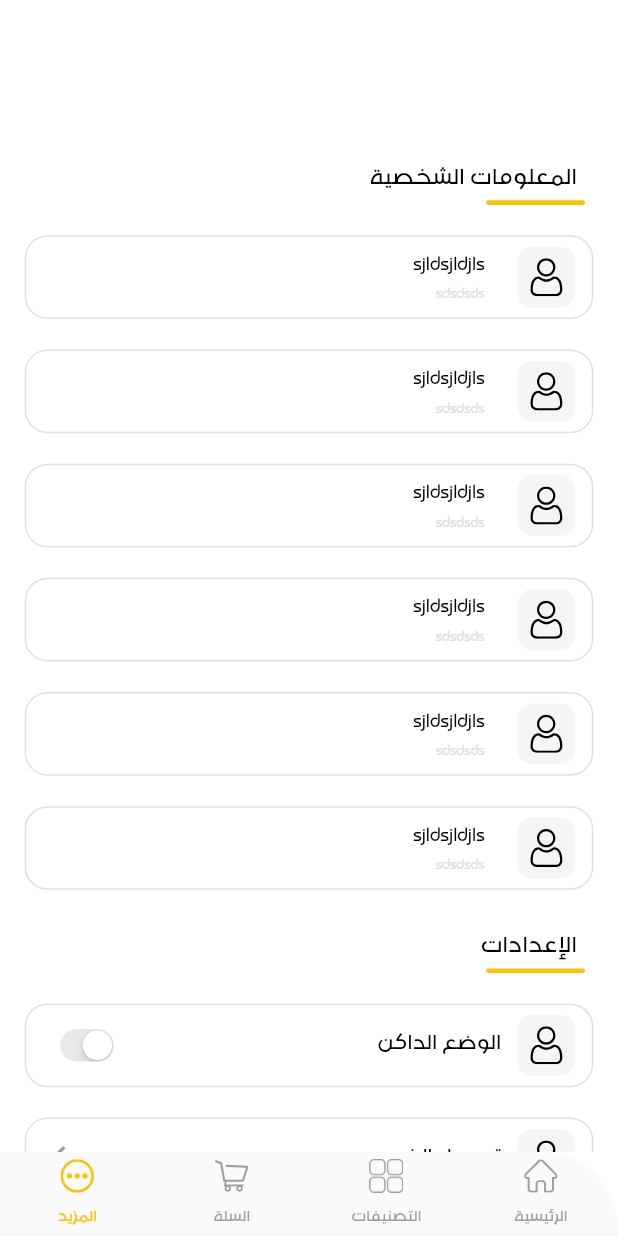
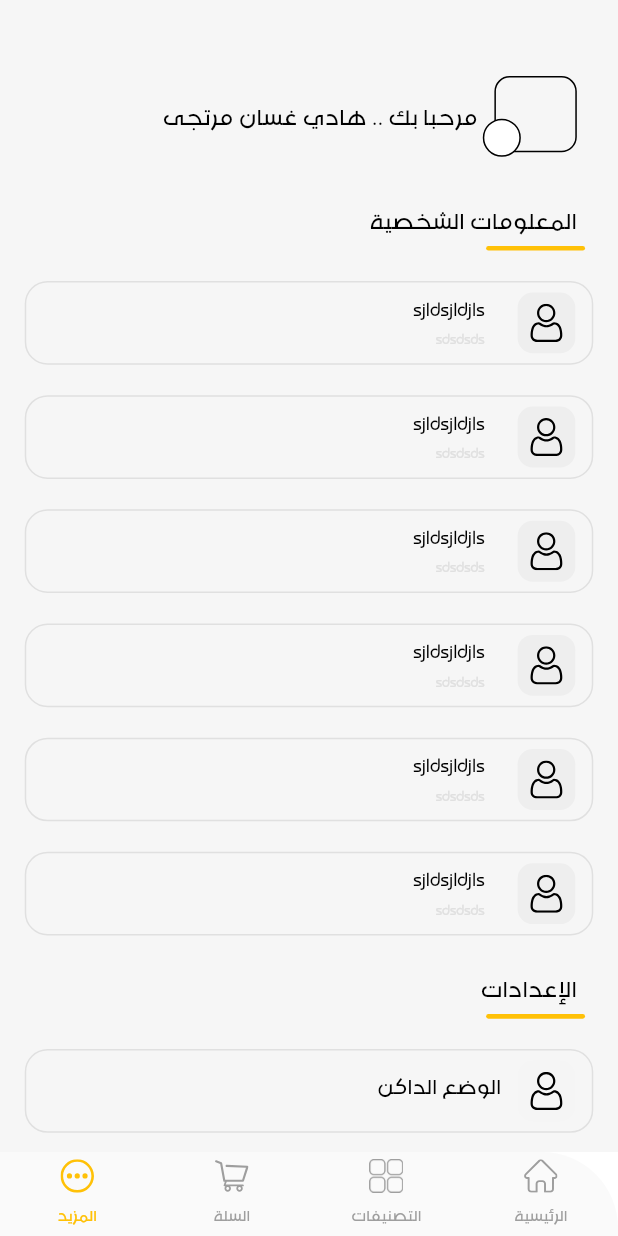
Before and after one commit to hadimortaja/Flutter-Palestine-Shop, a Flutter app: the screen it shows after launch, item 4 of the bottom bar chosen, on a phone screen of 412 x 824 dp. Run offline on Flutter 3.47's test engine with Material 2 defaults, Android fonts, the phone set to English and light mode, and no system bars; our stand-ins replace flutter_screenutil, flutter_svg, fluttertoast, get, get_storage.

Commit message:
Add Dark Mode

```diff
--- a/lib/main.dart
+++ b/lib/main.dart
@@ -2,9 +2,10 @@ import 'dart:io';
 import 'package:flutter/material.dart';
 import 'package:flutter/services.dart';
 import 'package:flutter_screenutil/flutter_screenutil.dart';
-import 'package:get/get.dart' ;
+import 'package:get/get.dart';
+import 'package:palestine_app/services/theme_notifier.dart';
 import 'package:palestine_app/splash.dart';
-
+import 'package:palestine_app/services/theme.dart';
 
 void main() async {
   WidgetsFlutterBinding.ensureInitialized();
@@ -20,26 +21,25 @@ void main() async {
   ));
   runApp(
     MyApp(),
-
   );
 }
 
 class MyApp extends StatelessWidget {
-
   @override
   Widget build(BuildContext context) {
     return ScreenUtilInit(
       designSize: Size(375, 812),
-
       builder: () {
         return GetMaterialApp(
-          theme: ThemeData(
-              fontFamily: "zahra",
-              scaffoldBackgroundColor: Colors.white,
-              ),
+          theme: Themes.light,
+          darkTheme: Themes.dark,
+          themeMode: ThemeService().theme,
+          // theme: ThemeData(
+          //   fontFamily: "zahra",
+          //   scaffoldBackgroundColor: Colors.white,
+          // ),
           debugShowCheckedModeBanner: false,
           home: Splash(),
-
         );
       },
     );
--- a/lib/pages/more_screen.dart
+++ b/lib/pages/more_screen.dart
@@ -1,10 +1,13 @@
 import 'package:flutter/cupertino.dart';
 import 'package:flutter/material.dart';
 import 'package:get/get.dart';
+import 'package:palestine_app/services/theme_notifier.dart';
 import 'package:palestine_app/value/colors.dart';
 import 'package:palestine_app/widgets/custom_image.dart';
 import 'package:palestine_app/widgets/custom_text.dart';
+
 import 'package:flutter_screenutil/flutter_screenutil.dart';
+// import 'package:provider/provider.dart';
 
 class MoreScreen extends StatefulWidget {
   @override
@@ -12,22 +15,77 @@ class MoreScreen extends StatefulWidget {
 }
 
 class _MoreScreenState extends State<MoreScreen> {
-  bool _value = false;
+  // bool _value = ;
+  bool theme = false;
+
   @override
   Widget build(BuildContext context) {
     return Scaffold(
+            backgroundColor: context.theme.backgroundColor,
+
       body: SingleChildScrollView(
         child: Column(
           mainAxisAlignment: MainAxisAlignment.start,
           crossAxisAlignment: CrossAxisAlignment.end,
           children: [
             SizedBox(
-              height: 100.h,
+              height: 50.h,
+            ),
+            Directionality(
+              textDirection: TextDirection.rtl,
+              child: Row(
+                children: [
+                  Padding(
+                    padding: EdgeInsets.only(right: 25.w),
+                    child: Stack(
+                      clipBehavior: Clip.none,
+                      children: [
+                        Container(
+                          height: 50.h,
+                          width: 50.w,
+                          decoration: BoxDecoration(
+                              borderRadius: BorderRadius.circular(10.r),
+                              border: Border.all(
+                                  color: Get.isDarkMode
+                                      ? Colors.white
+                                      : Colors.black)),
+                        ),
+                        Positioned(
+                          bottom: -3.h,
+                          left: -8.w,
+                          child: Container(
+                            height: 25.h,
+                            width: 25.w,
+                            decoration: BoxDecoration(
+                                color: Colors.white,
+                                shape: BoxShape.circle,
+                                border: Border.all(
+                                    color: Get.isDarkMode
+                                        ? Colors.white
+                                        : Colors.black)),
+                          ),
+                        ),
+                      ],
+                    ),
+                  ),
+                  SizedBox(
+                    width: 10.w,
+                  ),
+                  CustomText(
+                    "مرحبا بك .. هادي غسان مرتجى",
+                    color: Get.isDarkMode ? Colors.white : Colors.black,
+                  )
+                ],
+              ),
+            ),
+            SizedBox(
+              height: 30.h,
             ),
             Padding(
               padding: EdgeInsets.only(right: 25.w),
               child: CustomText(
                 "المعلومات الشخصية",
+                color: Get.isDarkMode ? Colors.white : Colors.black,
               ),
             ),
             SizedBox(
@@ -86,6 +144,7 @@ class _MoreScreenState extends State<MoreScreen> {
               padding: EdgeInsets.only(right: 25.w),
               child: CustomText(
                 "الإعدادات",
+                color: Get.isDarkMode ? Colors.white : Colors.black,
               ),
             ),
             SizedBox(
@@ -104,7 +163,9 @@ class _MoreScreenState extends State<MoreScreen> {
             SizedBox(
               height: 20.h,
             ),
-            Padding(
+            GestureDetector(
+              onTap: ThemeService().switchTheme,
+              child: Padding(
                 padding: EdgeInsets.symmetric(horizontal: 15.w),
                 child: Container(
                   width: Get.width,
@@ -147,22 +208,32 @@ class _MoreScreenState extends State<MoreScreen> {
                               CustomText(
                                 "الوضع الداكن",
                                 fontSize: 20.sp,
+                                color: Get.isDarkMode
+                                    ? Colors.white
+                                    : Colors.black,
                               ),
                             ],
                           ),
                           Spacer(),
-                        Transform.scale(
-                          scale: 0.7,
-                          child: CupertinoSwitch(
-                              activeColor: AppColors.primaryColor,
-                              value: _value,
-                              onChanged: (value) {
-                                setState(() {
-                                  _value = value;
-                                });
-                              }),
-                        )
+                          // GestureDetector(
+                          //     child: Icon(
+                          //       Icons.arrow_forward_ios,
+                          //       color: Colors.grey,
+                          //       size: 20.h,
+                          //     ))
+                          // Transform.scale(
+                          //   scale: 0.7,
+                          //   child: CupertinoSwitch(
+                          //       activeColor: AppColors.primaryColor,
+                          //       value: theme,
+                          //       onChanged: (value) {
+                          //         setState(() {
+                          //           theme = value;
+                          //         });
+                          //       }),
+                          // )
                         ],
+                      ),
                     ),
                   ),
                 ),
@@ -214,15 +285,17 @@ class _MoreScreenState extends State<MoreScreen> {
                             CustomText(
                               "تسجيل الخروج",
                               fontSize: 20.sp,
+                              color:
+                                  Get.isDarkMode ? Colors.white : Colors.black,
                             ),
                           ],
                         ),
                         Spacer(),
-                        Icon(
-                          Icons.arrow_forward_ios,
-                          size: 20.h,
-                          color: Colors.grey,
-                        )
+                        // Icon(
+                        //   Icons.arrow_forward_ios,
+                        //   size: 20.h,
+                        //   color: Colors.grey,
+                        // )
                       ],
                     ),
                   ),
@@ -270,7 +343,7 @@ class MoreScreenItem extends StatelessWidget {
                         height: 40.h,
                         width: 35.w,
                         decoration: BoxDecoration(
-                          color: Colors.grey[100],
+                          color: Colors.grey[200],
                           borderRadius: BorderRadius.circular(10.r),
                         ),
                         child: Center(
@@ -293,6 +366,9 @@ class MoreScreenItem extends StatelessWidget {
                           ),
                           CustomText(
                             title,
+                            color: Get.isDarkMode
+                                ? AppColors.primaryColor
+                                : Colors.black,
                             fontSize: 20.sp,
                           ),
                           CustomText(
--- a/lib/server/app_get.dart
+++ b/lib/server/app_get.dart
@@ -8,4 +8,5 @@ class AppGet extends GetxController {
     this.indexScreen = value;
     update();
   }
+
 }
--- /dev/null
+++ b/lib/services/theme.dart
@@ -0,0 +1,10 @@
+import 'package:flutter/material.dart';
+
+class Themes {
+  static final light = ThemeData.light().copyWith(
+    backgroundColor: Color(0xFFF6F6F6),
+  );
+  static final dark = ThemeData.dark().copyWith(
+    backgroundColor: Colors.grey.shade900,
+  );
+}
--- /dev/null
+++ b/lib/services/theme_notifier.dart
@@ -0,0 +1,19 @@
+import 'package:flutter/material.dart';
+import 'package:get/get.dart';
+import 'package:get_storage/get_storage.dart';
+
+class ThemeService {
+  final _box = GetStorage();
+  final _key = 'isDarkMode';
+
+  ThemeMode get theme => _loadThemeFromBox() ? ThemeMode.dark : ThemeMode.light;
+
+  bool _loadThemeFromBox() => _box.read(_key) ?? false;
+
+  _saveThemeToBox(bool isDarkMode) => _box.write(_key, isDarkMode);
+
+  void switchTheme() {
+    Get.changeThemeMode(_loadThemeFromBox() ? ThemeMode.light : ThemeMode.dark);
+    _saveThemeToBox(!_loadThemeFromBox());
+  }
+}
--- a/pubspec.yaml
+++ b/pubspec.yaml
@@ -52,6 +52,10 @@ dependencies:
   localize_and_translate: null
   logger:
   webview_flutter: ^2.0.4
+  provider: ^5.0.0
+  get_storage:
+
+
 
 
 dev_dependencies:
```
Also changed, not shown: lib/services/luncher.dart (added, +22 -0 lines), pubspec.lock. Lines whose indentation alone changed are shown as unchanged.
